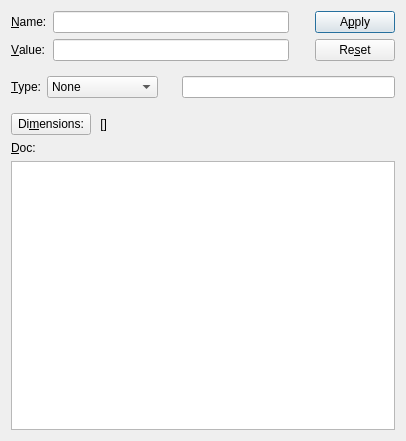
This is ndtsconfigtool/ui/richattributedlg.ui in jkotan/nexdatas.configtool as Qt 5 draws it before an edit. The edited form follows.
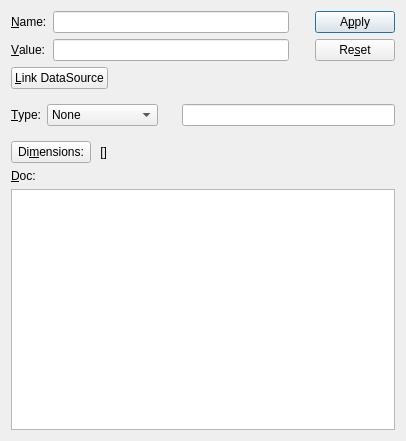
This is the edited form.

The edit to the form file:
```diff
--- a/ndtsconfigtool/ui/richattributedlg.ui
+++ b/ndtsconfigtool/ui/richattributedlg.ui
@@ -99,6 +99,30 @@
        </item>
       </layout>
      </item>
+     <item>
+      <layout class="QHBoxLayout" name="horizontalLayout_3">
+       <item>
+        <widget class="QPushButton" name="pushButton">
+         <property name="text">
+          <string>&amp;Link DataSource</string>
+         </property>
+        </widget>
+       </item>
+       <item>
+        <spacer name="horizontalSpacer_2">
+         <property name="orientation">
+          <enum>Qt::Horizontal</enum>
+         </property>
+         <property name="sizeHint" stdset="0">
+          <size>
+           <width>40</width>
+           <height>20</height>
+          </size>
+         </property>
+        </spacer>
+       </item>
+      </layout>
+     </item>
      <item>
       <layout class="QFormLayout" name="formLayout_2">
        <property name="sizeConstraint">
```
Left out of the diff: 1 changed line with no effect on the pictures.
